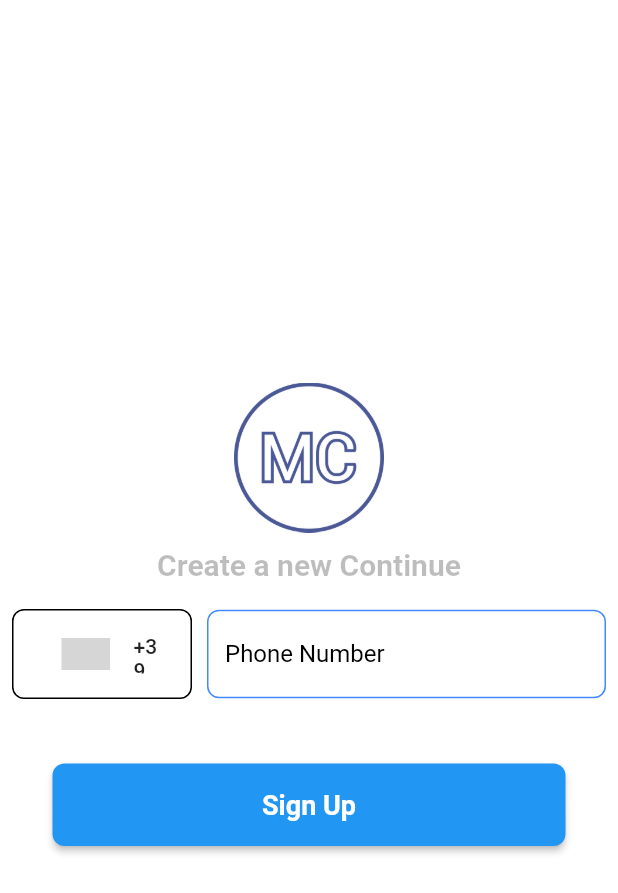
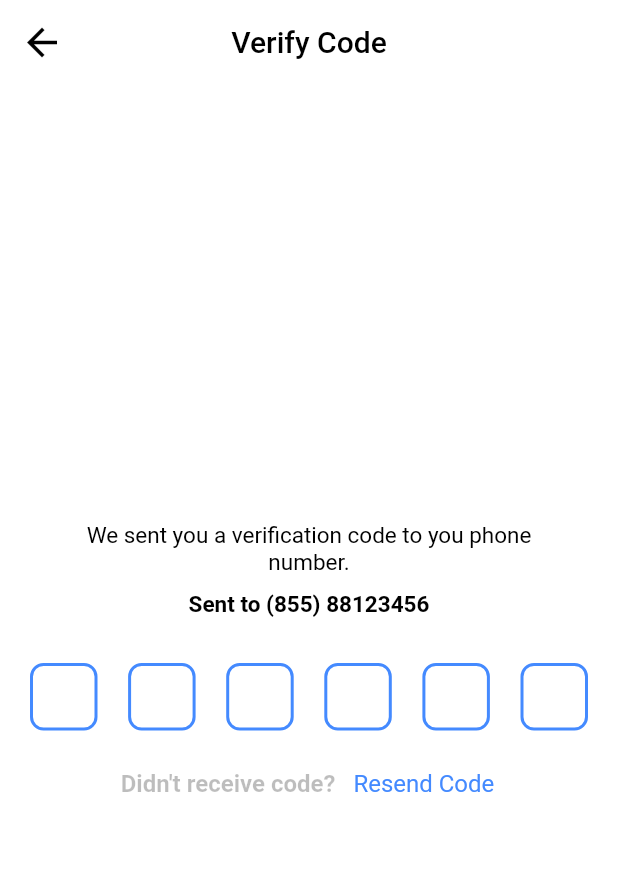
Before and after one commit to Mormputchay/mc_dragon, a Flutter app: the SignUpScreen screen opened directly, after a tap on "Sign Up", on a phone screen of 412 x 824 dp. Shown: the top 893 px of the screen. Run offline on Flutter 3.47's test engine with Material 2 defaults, Android fonts, the phone set to English and light mode, and no system bars; drawn by our look-alikes of country_code_picker, pin_code_fields; grey boxes are pictures that could not be loaded.

Commit message:
otp_screen

```diff
--- a/lib/common_widget/round_phone.dart
+++ b/lib/common_widget/round_phone.dart
@@ -40,6 +40,7 @@
             keyboardType: TextInputType.phone,
             cursorColor: Colors.blue,
             decoration: InputDecoration(
+                border: InputBorder.none,
                 focusedBorder: OutlineInputBorder(
                     borderRadius: BorderRadius.circular(8),
                     borderSide:
--- a/lib/main.dart
+++ b/lib/main.dart
@@ -19,7 +19,7 @@
       title: 'Flutter Demo',
       debugShowCheckedModeBanner: false,
       theme: ThemeData(
-        colorScheme: ColorScheme.fromSeed(seedColor: Colors.deepPurple),
+        primarySwatch: Colors.blue,
         //useMaterial3: true,
       ),
       home: const SplashScreen(),
--- a/lib/view/auto_screen/login_screen.dart
+++ b/lib/view/auto_screen/login_screen.dart
@@ -1,6 +1,7 @@
 import 'package:flutter/material.dart';
 import 'package:mc_dragon/common_widget/round_button.dart';
 import 'package:mc_dragon/common_widget/round_phone.dart';
+import 'package:mc_dragon/view/auto_screen/otp_screen.dart';
 
 class LoginScreen extends StatefulWidget {
   const LoginScreen({super.key});
@@ -40,7 +41,14 @@
               ),
               RoundPhone(),
               const SizedBox(height: 30),
-              RoundButton(title: "Login", onPress: () {})
+              RoundButton(
+                  title: "Login",
+                  onPress: () {
+                    Navigator.push(
+                        context,
+                        MaterialPageRoute(
+                            builder: (context) => const OtpScreen()));
+                  })
             ],
           ),
         ),
--- /dev/null
+++ b/lib/view/auto_screen/otp_screen.dart
@@ -0,0 +1,118 @@
+import 'package:flutter/material.dart';
+import 'package:flutter/services.dart';
+import 'package:pin_code_fields/pin_code_fields.dart';
+
+class OtpScreen extends StatefulWidget {
+  const OtpScreen({super.key});
+  @override
+  State<OtpScreen> createState() => _OtpScreenState();
+}
+
+class _OtpScreenState extends State<OtpScreen> {
+  @override
+  Widget build(BuildContext context) {
+    return Scaffold(
+      backgroundColor: Colors.white,
+      resizeToAvoidBottomInset: false,
+      appBar: AppBar(
+        backgroundColor: Colors.white,
+        elevation: 0,
+        centerTitle: true,
+        title: const Text(
+          'Verify Code',
+          style: TextStyle(color: Colors.black),
+        ),
+        leading: IconButton(
+          onPressed: () {
+            Navigator.pop(context);
+          },
+          icon: const Icon(
+            Icons.arrow_back_outlined,
+            size: 30,
+            color: Colors.black,
+          ),
+        ),
+      ),
+      body: Stack(
+        children: [
+          SafeArea(
+            child: Center(
+              child: Column(
+                mainAxisAlignment: MainAxisAlignment.center,
+                crossAxisAlignment: CrossAxisAlignment.center,
+                children: [
+                  const Text(
+                    "We sent you a verification code to you phone \nnumber.",
+                    textAlign: TextAlign.center,
+                    style: TextStyle(fontSize: 15, color: Colors.black),
+                  ),
+                  const SizedBox(
+                    height: 10,
+                  ),
+                  const Text(
+                    "Sent to (855) 88123456",
+                    textAlign: TextAlign.center,
+                    style: TextStyle(
+                        fontSize: 15,
+                        color: Colors.black,
+                        fontWeight: FontWeight.bold),
+                  ),
+                  const SizedBox(
+                    height: 10,
+                  ),
+                  Padding(
+                    padding: const EdgeInsets.all(15.0),
+                    child: PinCodeTextField(
+                      length: 6,
+                      enableActiveFill: false,
+                      inputFormatters: <TextInputFormatter>[
+                        FilteringTextInputFormatter.digitsOnly
+                      ],
+                      keyboardType: TextInputType.number,
+                      obscureText: false,
+                      animationType: AnimationType.fade,
+                      pinTheme: PinTheme(
+                        shape: PinCodeFieldShape.box,
+                        borderRadius: BorderRadius.circular(9),
+                        activeFillColor: Colors.black,
+                        inactiveColor: Colors.blueAccent,
+                        inactiveFillColor: Colors.blueAccent,
+                        selectedFillColor: Colors.blueAccent,
+                        selectedColor: Colors.blueAccent,
+                        activeColor: Colors.blue,
+                        fieldHeight: 45,
+                        fieldWidth: 45,
+                        fieldOuterPadding: const EdgeInsets.all(5),
+                      ),
+                      appContext: context,
+                    ),
+                  ),
+                  const Row(
+                    mainAxisAlignment: MainAxisAlignment.center,
+                    children: [
+                      Text(
+                        "Didn't receive code?",
+                        textAlign: TextAlign.center,
+                        style: TextStyle(
+                            fontSize: 16,
+                            color: Colors.black26,
+                            fontWeight: FontWeight.bold),
+                      ),
+                      SizedBox(width: 10),
+                      Text(
+                        "Resend Code ",
+                        textAlign: TextAlign.center,
+                        style:
+                            TextStyle(fontSize: 16, color: Colors.blueAccent),
+                      ),
+                    ],
+                  )
+                ],
+              ),
+            ),
+          ),
+        ],
+      ),
+    );
+  }
+}
--- a/lib/view/auto_screen/sign_up_screen.dart
+++ b/lib/view/auto_screen/sign_up_screen.dart
@@ -1,4 +1,5 @@
 import 'package:flutter/material.dart';
+import 'package:mc_dragon/view/auto_screen/otp_screen.dart';
 
 import '../../common_widget/round_button.dart';
 import '../../common_widget/round_phone.dart';
@@ -41,7 +42,14 @@
               ),
               RoundPhone(),
               const SizedBox(height: 30),
-              RoundButton(title: "Sign Up", onPress: () {})
+              RoundButton(
+                  title: "Sign Up",
+                  onPress: () {
+                    Navigator.push(
+                        context,
+                        MaterialPageRoute(
+                            builder: (context) => const OtpScreen()));
+                  })
             ],
           ),
         ),
--- a/pubspec.yaml
+++ b/pubspec.yaml
@@ -38,6 +38,7 @@
   animated_splash_screen: ^1.3.0
   page_transition: ^2.0.9
   country_code_picker: ^3.0.0
+  pin_code_fields: ^8.0.1
 
 
 
```
Also changed, not shown: pubspec.lock.
